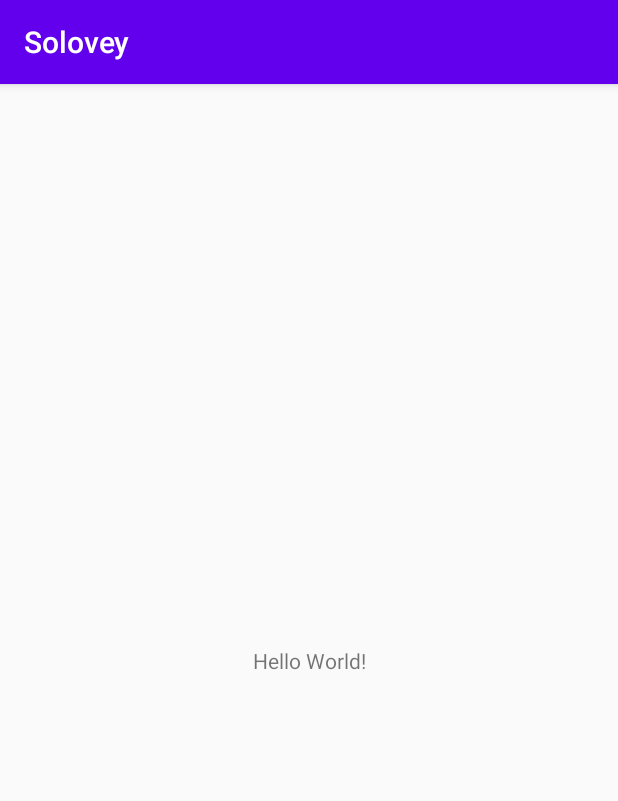
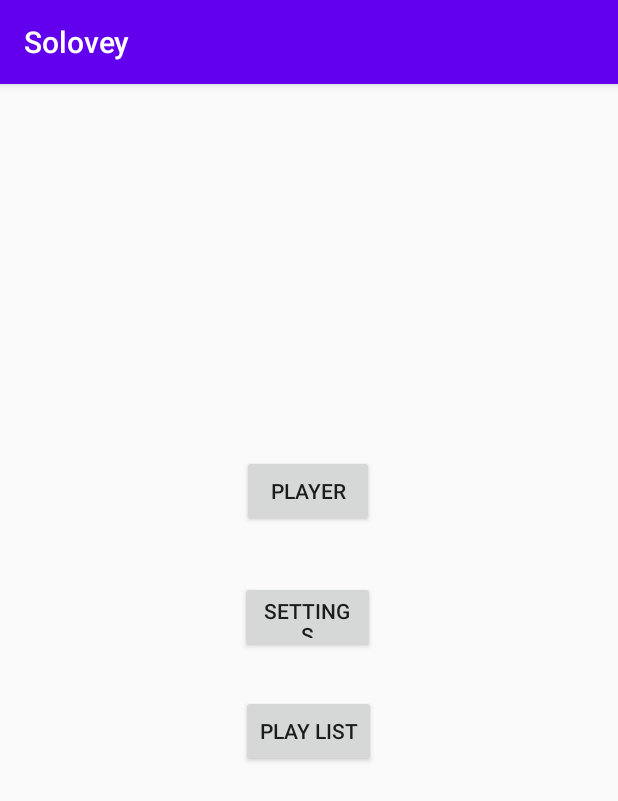
Before and after one commit to l-m-ll/Solovey, an Android app: the screen it shows after launch (MainActivity), on a phone screen of 412 x 824 dp. Shown: the top 801 px of the screen. Run offline under Robolectric (Android 15) with nearby library versions, the phone set to English and light mode, and no system bars.

Commit message:
add player, playList and settings buttons

```diff
--- a/app/src/main/res/layout/activity_main.xml
+++ b/app/src/main/res/layout/activity_main.xml
@@ -6,13 +6,36 @@
         android:layout_width="match_parent"
         android:layout_height="match_parent"
         tools:context=".MainActivity">
-    <TextView
-            android:layout_width="wrap_content"
-            android:layout_height="wrap_content"
-            android:text="Hello World!"
-            app:layout_constraintBottom_toBottomOf="parent"
-            app:layout_constraintLeft_toLeftOf="parent"
-            app:layout_constraintRight_toRightOf="parent"
-            app:layout_constraintTop_toTopOf="parent"/>
+    <Button
+            android:text="@string/settings_btn"
+            android:layout_width="90dp"
+            android:layout_height="48dp" android:id="@+id/settings"
+            android:layout_marginBottom="15dp"
+            app:layout_constraintBottom_toTopOf="@+id/playList" app:layout_constraintStart_toStartOf="parent"
+            android:layout_marginEnd="162dp"
+            android:layout_marginRight="162dp" app:layout_constraintEnd_toEndOf="parent" android:layout_marginTop="15dp"
+            app:layout_constraintTop_toBottomOf="@+id/player" app:layout_constraintHorizontal_bias="1.0"/>
+    <Button
+            android:text="@string/player_btn"
+            android:layout_width="88dp"
+            android:layout_height="48dp" android:id="@+id/player"
+            app:layout_constraintStart_toStartOf="parent"
+            android:layout_marginLeft="161dp" android:layout_marginStart="161dp"
+            android:layout_marginEnd="162dp"
+            android:layout_marginRight="162dp" app:layout_constraintEnd_toEndOf="parent"
+            app:layout_constraintHorizontal_bias="0.0" android:layout_marginBottom="15dp"
+            app:layout_constraintBottom_toTopOf="@+id/settings" app:layout_constraintTop_toTopOf="parent"
+            android:layout_marginTop="242dp" app:layout_constraintVertical_bias="0.84000003"/>
+    <Button
+            android:text="@string/playList_btn"
+            android:layout_width="90dp"
+            android:layout_height="48dp" android:id="@+id/playList"
+            app:layout_constraintStart_toStartOf="parent"
+            android:layout_marginLeft="135dp" android:layout_marginStart="135dp"
+            android:layout_marginEnd="121dp"
+            android:layout_marginRight="121dp" app:layout_constraintEnd_toEndOf="parent"
+            app:layout_constraintHorizontal_bias="0.384" android:layout_marginTop="8dp"
+            app:layout_constraintTop_toBottomOf="@+id/settings" app:layout_constraintBottom_toBottomOf="parent"
+            android:layout_marginBottom="307dp"/>
 
 </androidx.constraintlayout.widget.ConstraintLayout>
--- a/app/src/main/res/values/strings.xml
+++ b/app/src/main/res/values/strings.xml
@@ -1,3 +1,6 @@
 <resources>
     <string name="app_name">Solovey</string>
+    <string name="settings_btn">Settings</string>
+    <string name="player_btn">Player</string>
+    <string name="playList_btn">Play list</string>
 </resources>
```
